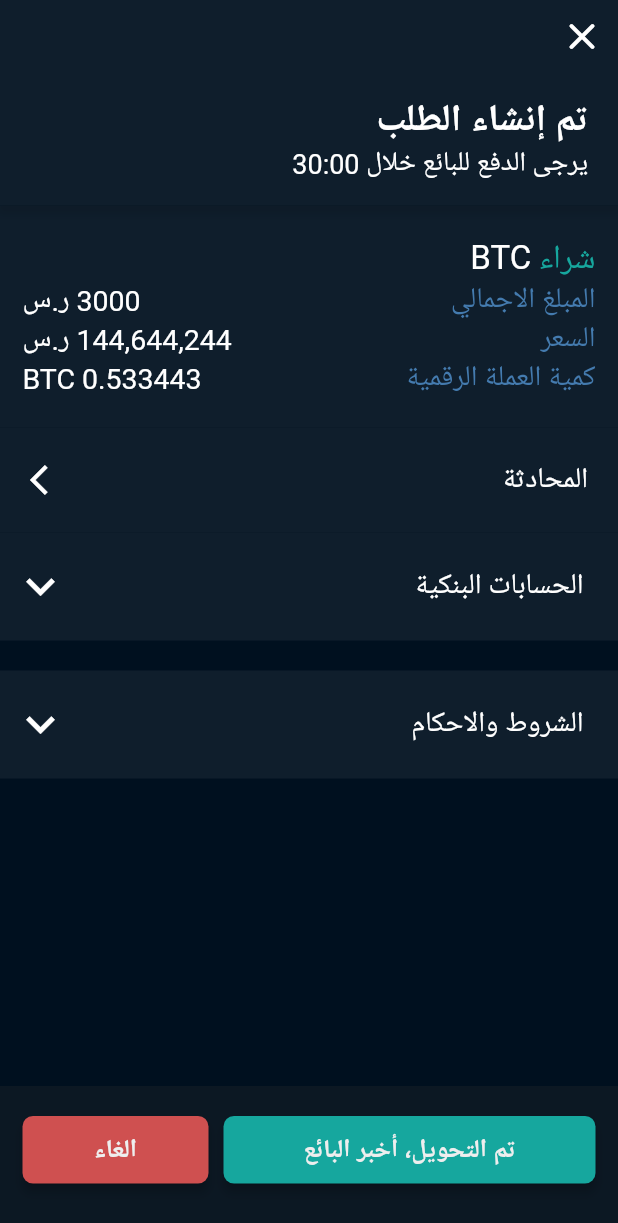
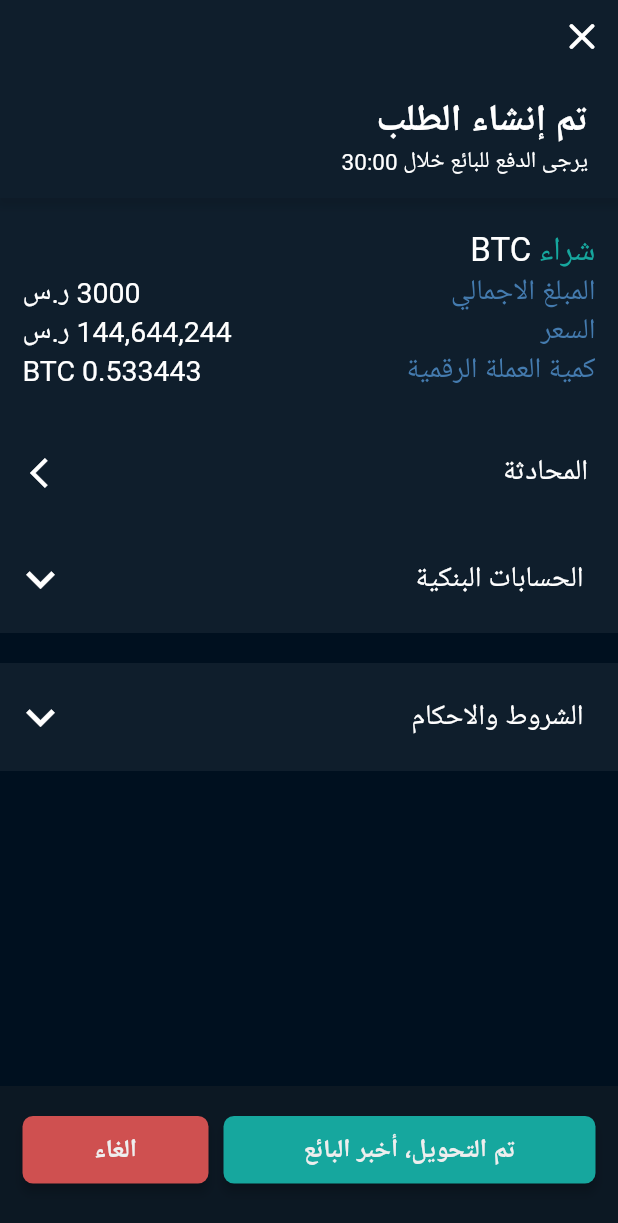
Before and after one commit to Abdulaziz4/aomlah, a Flutter app: the TraderBuyCoinView screen opened by its route, on a phone screen of 412 x 824 dp. Shown: the top 1223 px of the screen. Run offline on Flutter 3.47's test engine with Material 2 defaults, Android fonts, the phone set to English and light mode, and no system bars; our stand-ins replace firebase_core, flutter_spinkit, flutter_svg, google_fonts, logger, rxdart and 4 more; accounts and stored records are empty; network calls fail; Roboto replaces fonts that are missing (Cairo).

Commit message:
Adding Bottom Actions

```diff
--- a/lib/core/app/app.dart
+++ b/lib/core/app/app.dart
@@ -11,6 +11,8 @@ import 'package:aomlah/ui/views/create_offer/create_offer_view.dart';
 import 'package:aomlah/ui/views/faucets/faucets_view.dart';
 import 'package:aomlah/ui/views/navigation/navigation_view.dart';
 import 'package:aomlah/ui/views/profile/profile_view.dart';
+import 'package:aomlah/ui/views/settings/settings_update_profile_view.dart';
+import 'package:aomlah/ui/views/settings/settings_view.dart';
 import 'package:aomlah/ui/views/startup/startup_view.dart';
 import 'package:aomlah/ui/views/trading/trader/buy_coin_overview_view.dart';
 import 'package:aomlah/ui/views/trading/trader/trader_buy_coin_view.dart';
@@ -31,6 +33,8 @@ import 'package:stacked_services/stacked_services.dart';
     MaterialRoute(page: TraderBuyCoinView),
     MaterialRoute(page: WalletView),
     MaterialRoute(page: FaucetsView),
+    MaterialRoute(page: SettingsHome),
+    MaterialRoute(page: UpdateProfileView),
   ],
   dependencies: [
     // Register all services and deps.
--- a/lib/core/app/app.router.dart
+++ b/lib/core/app/app.router.dart
@@ -16,6 +16,8 @@ import '../../ui/views/create_offer/create_offer_view.dart';
 import '../../ui/views/faucets/faucets_view.dart';
 import '../../ui/views/navigation/navigation_view.dart';
 import '../../ui/views/profile/profile_view.dart';
+import '../../ui/views/settings/settings_update_profile_view.dart';
+import '../../ui/views/settings/settings_view.dart';
 import '../../ui/views/startup/startup_view.dart';
 import '../../ui/views/trading/trader/buy_coin_overview_view.dart';
 import '../../ui/views/trading/trader/trader_buy_coin_view.dart';
@@ -33,6 +35,8 @@ class Routes {
   static const String traderBuyCoinView = '/trader-buy-coin-view';
   static const String walletView = '/wallet-view';
   static const String faucetsView = '/faucets-view';
+  static const String settingsHome = '/settings-home';
+  static const String updateProfileView = '/update-profile-view';
   static const all = <String>{
     startupView,
     navigationView,
@@ -44,6 +48,8 @@ class Routes {
     traderBuyCoinView,
     walletView,
     faucetsView,
+    settingsHome,
+    updateProfileView,
   };
 }
 
@@ -62,6 +68,8 @@ class StackedRouter extends RouterBase {
     RouteDef(Routes.traderBuyCoinView, page: TraderBuyCoinView),
     RouteDef(Routes.walletView, page: WalletView),
     RouteDef(Routes.faucetsView, page: FaucetsView),
+    RouteDef(Routes.settingsHome, page: SettingsHome),
+    RouteDef(Routes.updateProfileView, page: UpdateProfileView),
   ];
   @override
   Map<Type, StackedRouteFactory> get pagesMap => _pagesMap;
@@ -126,5 +134,17 @@ class StackedRouter extends RouterBase {
         settings: data,
       );
     },
+    SettingsHome: (data) {
+      return MaterialPageRoute<dynamic>(
+        builder: (context) => const SettingsHome(),
+        settings: data,
+      );
+    },
+    UpdateProfileView: (data) {
+      return MaterialPageRoute<dynamic>(
+        builder: (context) => const UpdateProfileView(),
+        settings: data,
+      );
+    },
   };
 }
--- /dev/null
+++ b/lib/core/enums/trade_state.dart
@@ -0,0 +1,7 @@
+enum TradeState {
+  awaiting_payment,
+  payment_sent,
+  completed,
+  canceled,
+  disputed,
+}
--- a/lib/core/services/realtime_wallet_service.dart
+++ b/lib/core/services/realtime_wallet_service.dart
@@ -42,6 +42,7 @@ class RealtimeWalletService {
       if (decodedEvent["event"] != "pong") {
         // On new transaction update the wallet balance
         final updatedWallet = await _walletManager.getWalletInfo(address);
+
         walletController.sink.add(updatedWallet);
       }
     });
--- a/lib/core/services/supabase_service.dart
+++ b/lib/core/services/supabase_service.dart
@@ -57,6 +57,7 @@ class SupabaseService extends AbstractSupabase {
     );
   }
 
+
   Future<void> createOffer(Offer offer) async {
     await insert(AomlahTable.offers, offer.toJson());
   }
--- a/lib/core/services/wallet_managment_service.dart
+++ b/lib/core/services/wallet_managment_service.dart
@@ -72,7 +72,6 @@ class WalletManagmentService {
       includeToken: false,
       req: HttpVreb.get,
     );
-
     return response;
   }
 }
--- a/lib/ui/views/settings/settings_viewmodel.dart
+++ b/lib/ui/views/settings/settings_viewmodel.dart
@@ -7,7 +7,7 @@ import '../../../core/services/auth_service.dart';
 import '../../../core/services/supabase_service.dart';
 import '../../../core/services/user_service.dart';
 
-class SettingsViewModel extends BaseViewModel{
+class SettingsViewModel extends BaseViewModel {
   final _authService = locator<AuthService>();
   final _navService = locator<NavigationService>();
   final UserService userService = locator<UserService>();
@@ -17,27 +17,29 @@ class SettingsViewModel extends BaseViewModel{
     _authService.signOut();
     _navService.replaceWith(Routes.welcomeView);
   }
-  void updateProfileNav(){
-    _navService.navigateTo(Routes.updateProfile);
+
+  void updateProfileNav() {
+    _navService.navigateTo(Routes.updateProfileView);
   }
-  Future<void> updateUserName(String name)async {
+
+  Future<void> updateUserName(String name) async {
     supabaseService.updateUserProfile(userService.user.profileId, name);
-    final updatedUser=await supabaseService.getUser(userService.user.profileId);
+    final updatedUser =
+        await supabaseService.getUser(userService.user.profileId);
     userService.updateUser(updatedUser);
     _navService.back();
+  }
 
+  Future<void> updateStatus(bool status) async {
+    supabaseService.updateUserStatus(
+        uuid: userService.user.profileId, status: status);
+    final updatedUser =
+        await supabaseService.getUser(userService.user.profileId);
+    userService.updateUser(updatedUser);
+  }
 
-  }
-  Future<void> updateStatus(bool status)async {
-    supabaseService.updateUserStatus(uuid: userService.user.profileId, status: status);
-    final updatedUser=await supabaseService.getUser(userService.user.profileId);
-    userService.updateUser(updatedUser);
-
-  }
-  bool getStatus(){
+  bool getStatus() {
     return userService.user.isOnline;
     // return true;
-
   }
-
 }
--- /dev/null
+++ b/lib/ui/views/trading/components/bottom_actions.dart
@@ -0,0 +1,90 @@
+import 'package:aomlah/core/app/utils/colors_helper.dart';
+import 'package:aomlah/core/app/utils/constants.dart';
+import 'package:aomlah/ui/shared/custom_button.dart';
+import 'package:flutter/material.dart';
+
+class BottomActions extends StatelessWidget {
+  final void Function() onCancel;
+  final void Function() onPaymentSent;
+  final void Function() onPaymentReceived;
+  final void Function() onOpenDispute;
+  final bool showCancelButton;
+  final bool showPaymentSent;
+  final bool showOpenDispute;
+  final bool showCompleteTrade;
+
+  const BottomActions(
+      {Key? key,
+      required this.onCancel,
+      required this.onPaymentSent,
+      required this.onPaymentReceived,
+      required this.onOpenDispute,
+      required this.showCancelButton,
+      required this.showPaymentSent,
+      required this.showOpenDispute,
+      required this.showCompleteTrade})
+      : super(key: key);
+
+  @override
+  Widget build(BuildContext context) {
+    return showNothing()
+        ? SizedBox()
+        : Container(
+            height: 100,
+            padding: const EdgeInsets.only(
+              left: 15,
+              bottom: 15,
+              right: 15,
+            ),
+            color: darken(Constants.black2dp, 20),
+            child: Row(
+              crossAxisAlignment: CrossAxisAlignment.center,
+              children: [
+                if (showPaymentSent)
+                  Expanded(
+                    flex: 2,
+                    child: CustomButton(
+                      onPressed: onPaymentSent,
+                      text: "تم التحويل، أخبر البائع",
+                      height: 45,
+                    ),
+                  ),
+                SizedBox(width: 10),
+                if (showCancelButton)
+                  Expanded(
+                    child: CustomButton(
+                      onPressed: onCancel,
+                      text: "الغاء",
+                      color: Constants.redColor,
+                      height: 45,
+                    ),
+                  ),
+                if (showOpenDispute)
+                  Expanded(
+                    child: CustomButton(
+                      onPressed: onOpenDispute,
+                      text: "رفع طلب نزاع",
+                      color: Constants.redColor,
+                      height: 45,
+                    ),
+                  ),
+                if (showCompleteTrade)
+                  Expanded(
+                    child: CustomButton(
+                      onPressed: onPaymentReceived,
+                      text: "تأكيد",
+                      color: Constants.primaryColor,
+                      height: 45,
+                    ),
+                  ),
+              ],
+            ),
+          );
+  }
+
+  bool showNothing() =>
+      !showCancelButton &&
+      !showCompleteTrade &&
+      !showPaymentSent &&
+      !showOpenDispute;
+}
--- /dev/null
+++ b/lib/ui/views/trading/components/trade_state_header.dart
@@ -0,0 +1,68 @@
+import 'package:aomlah/core/app/utils/constants.dart';
+import 'package:flutter/material.dart';
+
+class TradeStateHeader extends StatelessWidget {
+  final String title;
+  final Widget? subWidget;
+  final Color color;
+  const TradeStateHeader({
+    Key? key,
+    required this.title,
+    required this.color,
+    this.subWidget,
+  }) : super(key: key);
+
+  @override
+  Widget build(BuildContext context) {
+    return Container(
+      decoration: BoxDecoration(
+        boxShadow: Constants.shadow,
+        color: color,
+      ),
+      child: SafeArea(
+        child: Column(
+          crossAxisAlignment: CrossAxisAlignment.start,
+          children: [
+            Row(
+              children: [
+                IconButton(
+                  onPressed: () {
+                    Navigator.of(context).pop();
+                  },
+                  icon: Icon(Icons.close_rounded, size: 30),
+                ),
+              ],
+            ),
+            Padding(
+              padding: const EdgeInsets.symmetric(
+                vertical: 15.0,
+                horizontal: 20,
+              ),
+              child: Column(
+                crossAxisAlignment: CrossAxisAlignment.start,
+                children: [
+                  Text(
+                    title,
+                    style: Constants.robotoFont.copyWith(
+                      fontWeight: FontWeight.bold,
+                      fontSize: 25,
+                    ),
+                  ),
+                  subWidget ?? SizedBox(),
+                ],
+              ),
+            ),
+          ],
+        ),
+      ),
+    );
+  }
+}
+
+class HeaderStyle {
+  final String title;
+  final Widget subTitle;
+  final Color color;
+
+  HeaderStyle(this.title, this.subTitle, this.color);
+}
--- a/lib/ui/views/trading/trader/trader_buy_coin_view.dart
+++ b/lib/ui/views/trading/trader/trader_buy_coin_view.dart
@@ -1,9 +1,10 @@
-import 'package:aomlah/core/app/utils/colors_helper.dart';
 import 'package:aomlah/core/app/utils/constants.dart';
+import 'package:aomlah/core/enums/trade_state.dart';
 import 'package:aomlah/ui/shared/button_tile.dart';
-import 'package:aomlah/ui/shared/custom_button.dart';
 import 'package:aomlah/ui/shared/expandable_card.dart';
+import 'package:aomlah/ui/views/trading/components/bottom_actions.dart';
 import 'package:aomlah/ui/views/trading/components/receipt_info.dart';
+import 'package:aomlah/ui/views/trading/components/trade_state_header.dart';
 import 'package:flutter/material.dart';
 
 class TraderBuyCoinView extends StatefulWidget {
@@ -14,6 +15,42 @@ class TraderBuyCoinView extends StatefulWidget {
 }
 
 class _TraderBuyCoinViewState extends State<TraderBuyCoinView> {
+  final Map<TradeState, HeaderStyle> headerStates = {
+    TradeState.awaiting_payment: HeaderStyle(
+      "تم إنشاء الطلب",
+      Text("يرجى الدفع للبائع خلال 30:00"),
+      Constants.black2dp,
+    ),
+    TradeState.payment_sent: HeaderStyle(
+      "في إنتظار تاكيد البائع",
+      Text("سيتم تحويل الكمية لمحفظتك تلقائيا بعد تأكيد البائع"),
+      Constants.lighBlue,
+    ),
+    TradeState.completed: HeaderStyle(
+      "تم إكمال الطلب",
+      Text("لقد قمت بعملية الشراء بنجاح"),
+      Constants.primaryColor,
+    ),
+    TradeState.canceled: HeaderStyle(
+      "تم إلغاء الطلب ",
+      SizedBox(),
+      Constants.redColor,
+    ),
+    TradeState.disputed: HeaderStyle(
+      "متنازع عليه",
+      SizedBox(),
+      Color.fromARGB(255, 213, 200, 86),
+    ),
+    //TODO:Add other states
+  };
+  TradeState currentState = TradeState.awaiting_payment;
+
+  List<TradeState> states = [
+    TradeState.awaiting_payment,
+    TradeState.payment_sent,
+    TradeState.completed,
+  ];
+
   @override
   Widget build(BuildContext context) {
     return Scaffold(
@@ -45,36 +82,24 @@ class _TraderBuyCoinViewState extends State<TraderBuyCoinView> {
               ),
             ),
           ),
-          Container(
-            height: 100,
-            padding: const EdgeInsets.only(
-              left: 15,
-              bottom: 15,
-              right: 15,
-            ),
-            color: darken(Constants.black2dp, 20),
-            child: Row(
-              crossAxisAlignment: CrossAxisAlignment.center,
-              children: [
-                Expanded(
-                  flex: 2,
-                  child: CustomButton(
-                    onPressed: () {},
-                    text: "تم التحويل، أخبر البائع",
-                    height: 45,
-                  ),
-                ),
-                SizedBox(width: 10),
-                Expanded(
-                  child: CustomButton(
-                    onPressed: () {},
-                    text: "الغاء",
-                    color: Constants.redColor,
-                    height: 45,
-                  ),
-                ),
-              ],
-            ),
+          BottomActions(
+            onCancel: () {
+              changeState(TradeState.canceled);
+            },
+            onPaymentSent: () {
+              changeState(TradeState.payment_sent);
+            },
+            onPaymentReceived: () {
+              changeState(TradeState.completed);
+            },
+            onOpenDispute: () {
+              changeState(TradeState.disputed);
+            },
+            showCancelButton: currentState == TradeState.awaiting_payment,
+            showPaymentSent: currentState == TradeState.awaiting_payment,
+            showOpenDispute: currentState == TradeState.payment_sent ||
+                currentState == TradeState.completed,
+            showCompleteTrade: currentState == TradeState.payment_sent,
           )
         ],
       ),
@@ -123,53 +148,17 @@ class _TraderBuyCoinViewState extends State<TraderBuyCoinView> {
     );
   }
 
-  Container buildHeader() {
-    return Container(
-      decoration: BoxDecoration(
-        boxShadow: Constants.shadow,
-        color: Constants.black2dp,
-      ),
-      child: SafeArea(
-        child: Column(
-          crossAxisAlignment: CrossAxisAlignment.start,
-          children: [
-            Row(
-              children: [
-                IconButton(
-                  onPressed: () {
-                    Navigator.of(context).pop();
-                  },
-                  icon: Icon(Icons.close_rounded, size: 30),
-                ),
-              ],
-            ),
-            Padding(
-              padding: const EdgeInsets.symmetric(
-                vertical: 15.0,
-                horizontal: 20,
-              ),
-              child: Column(
-                crossAxisAlignment: CrossAxisAlignment.start,
-                children: [
-                  Text(
-                    "تم إنشاء الطلب",
-                    style: Constants.robotoFont.copyWith(
-                      fontWeight: FontWeight.bold,
-                      fontSize: 25,
-                    ),
-                  ),
-                  Text(
-                    "يرجى الدفع للبائع خلال 30:00",
-                    style: Constants.robotoFont.copyWith(
-                      fontSize: 18,
-                    ),
-                  ),
-                ],
-              ),
-            ),
-          ],
-        ),
-      ),
+  Widget buildHeader() {
+    return TradeStateHeader(
+      title: headerStates[currentState]!.title,
+      color: headerStates[currentState]!.color,
+      subWidget: headerStates[currentState]!.subTitle,
     );
   }
+
+  void changeState(TradeState state) {
+    setState(() {
+      currentState = state;
+    });
+  }
 }
--- a/lib/ui/views/wallet/wallet_view.dart
+++ b/lib/ui/views/wallet/wallet_view.dart
@@ -6,7 +6,7 @@ class WalletView extends StatelessWidget {
 
   @override
   Widget build(BuildContext context) {
-    final wallet = Provider.of<Map<String, dynamic>>(context);
+    final wallet = Provider.of<Map<String,dynamic>>(context);
 
     return Scaffold(
       appBar: AppBar(),
```
Also changed, not shown: lib/ui/views/trading/trader/buy_coin_overview_view.dart (+5 -5 lines), 1 other file.
